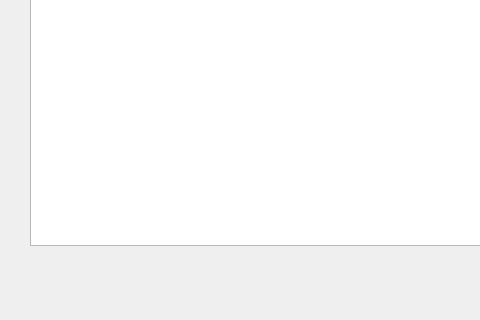
sparqlunicorn/sparqlunicornGoesGIS, file dialogs/ui/instancedatadialog.ui: the form before one commit; both pictures show x 0 to 480 and y 145 to 465 of the 977 by 465 pixel window.
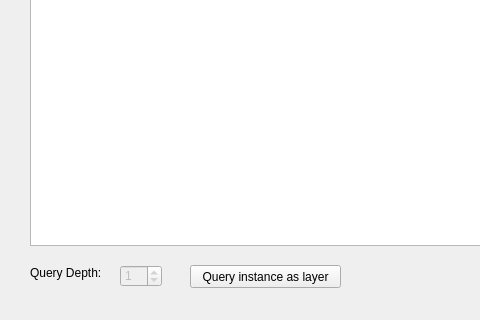
The form after the commit.

Commit message: dialog preparations

Patch:
```diff
--- a/dialogs/ui/instancedatadialog.ui
+++ b/dialogs/ui/instancedatadialog.ui
@@ -136,6 +136,48 @@
     <string>Ok</string>
    </property>
   </widget>
+  <widget class="QLabel" name="queryDepthLabel">
+   <property name="geometry">
+    <rect>
+     <x>30</x>
+     <y>410</y>
+     <width>81</width>
+     <height>16</height>
+    </rect>
+   </property>
+   <property name="text">
+    <string>Query Depth:</string>
+   </property>
+  </widget>
+  <widget class="QSpinBox" name="graphQueryDepthBox">
+   <property name="enabled">
+    <bool>false</bool>
+   </property>
+   <property name="geometry">
+    <rect>
+     <x>120</x>
+     <y>410</y>
+     <width>42</width>
+     <height>22</height>
+    </rect>
+   </property>
+   <property name="value">
+    <number>1</number>
+   </property>
+  </widget>
+  <widget class="QPushButton" name="queryInstanceLayerButton">
+   <property name="geometry">
+    <rect>
+     <x>190</x>
+     <y>410</y>
+     <width>151</width>
+     <height>23</height>
+    </rect>
+   </property>
+   <property name="text">
+    <string>Query instance as layer</string>
+   </property>
+  </widget>
  </widget>
  <resources/>
  <connections/>
```
The commit also changes 3 other files.
